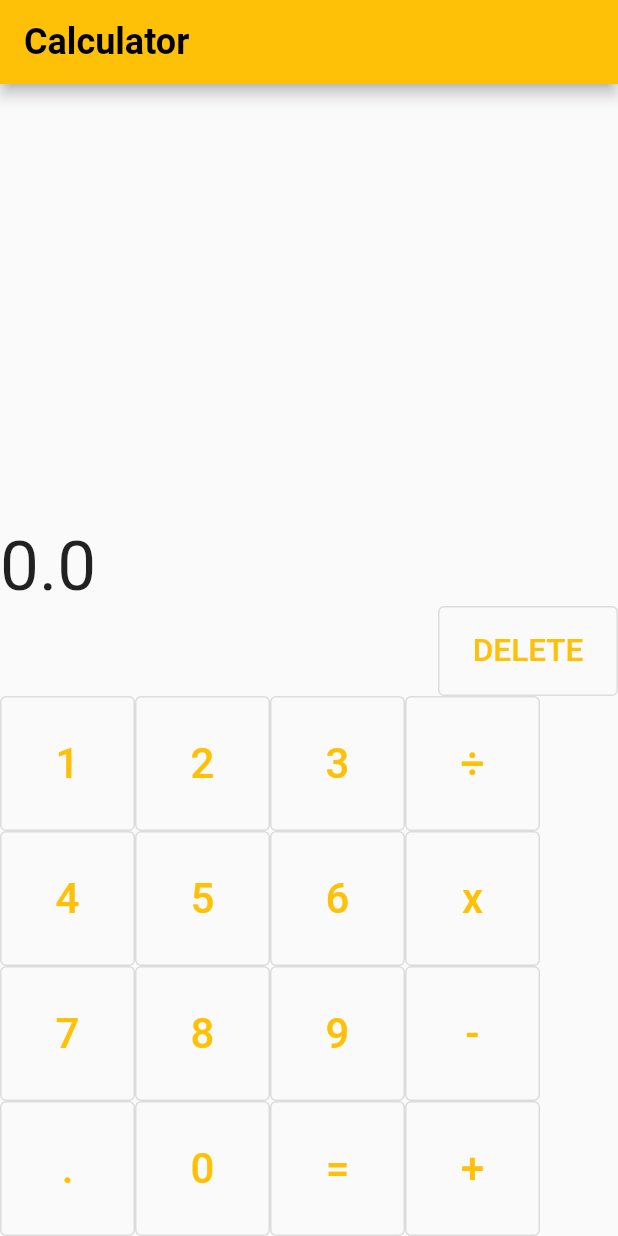
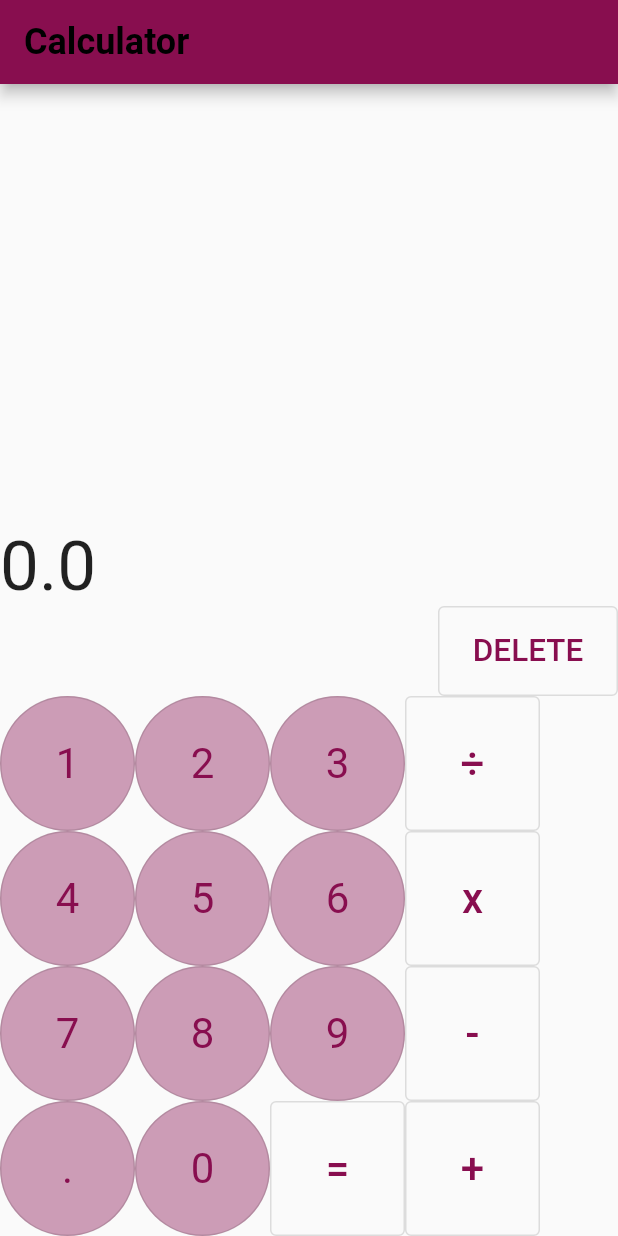
Before and after one commit to Domininiuk/Calculator, a Flutter app: the screen it shows after launch, on a phone screen of 412 x 824 dp. Run offline on Flutter 3.47's test engine with Material 2 defaults, Android fonts, the phone set to English and light mode, and no system bars; Roboto replaces fonts that are missing (Corben).

Commit message:
Trying new color schemes

```diff
--- a/lib/common/theme.dart
+++ b/lib/common/theme.dart
@@ -1,12 +1,22 @@
 import 'package:flutter/material.dart';
 
 
-
+Map<int, Color> color ={50:Color.fromRGBO(136,14,79, .1),100:Color.fromRGBO(136,14,79, .2),200:Color.fromRGBO(136,14,79, .3),300:Color.fromRGBO(136,14,79, .4),400:Color.fromRGBO(136,14,79, .5),500:Color.fromRGBO(136,14,79, .6),600:Color.fromRGBO(136,14,79, .7),700:Color.fromRGBO(136,14,79, .8),800:Color.fromRGBO(136,14,79, .9),900:Color.fromRGBO(136,14,79, 1),};
+MaterialColor colorCustom = MaterialColor(0xFF880E4F, color);
 final appTheme = ThemeData(
-    primarySwatch: Colors.amber,
+    primarySwatch: colorCustom,
     textTheme: const TextTheme(
         headline1: TextStyle(
             fontFamily: 'Corben',
             fontWeight: FontWeight.w700,
             fontSize: 24,
             color: Colors.black)));
+
+
+final operandButtonTheme = OutlinedButton.styleFrom( shape: RoundedRectangleBorder(
+  borderRadius: BorderRadius.circular(50)
+),
+    textStyle: TextStyle(
+      color: Colors.grey
+    ),
+    backgroundColor: color[300]);
--- a/lib/screens/calculator.dart
+++ b/lib/screens/calculator.dart
@@ -3,6 +3,8 @@ import 'package:calculator/models/calculations.dart';
 import 'package:flutter/material.dart';
 import 'package:provider/provider.dart';
 import 'package:provider/src/provider.dart';
+
+import '../common/theme.dart';
 
 class Calculator extends StatelessWidget {
   const Calculator({Key? key}) : super(key: key);
@@ -15,17 +17,16 @@ class Calculator extends StatelessWidget {
           'Calculator',
           style: Theme.of(context).textTheme.headline1,
         )),
-        body: _Operands());
+        body: _Calculator());
   }
 }
 
-class _Operands extends StatelessWidget {
+class _Calculator extends StatelessWidget {
   @override
   Widget build(BuildContext context) {
     return Container(
       child:
           Column(mainAxisAlignment: MainAxisAlignment.end, children: <Widget>[
-
         Row(
           children: [
             Consumer<CalculationsModel>(
@@ -33,8 +34,11 @@ class _Operands extends StatelessWidget {
               return Expanded(
                 child: Visibility(
                   visible: !context.read<CalculationsModel>().isFinished,
-                  child: Text(context.read<CalculationsModel>().result.toString(),
-                  textScaleFactor: 3.3,),
+                  child: Text(
+                    context.read<CalculationsModel>().result.toString(),
+                    textScaleFactor: 3.3,
+                    style: TextStyle(),
+                  ),
                 ),
               );
             })
@@ -48,13 +52,16 @@ class _Operands extends StatelessWidget {
                   child: Text(
                 context.read<CalculationsModel>().actionsString.toString(),
                 textScaleFactor: 3.0,
+                style: TextStyle(
+                  color: Colors.black.withOpacity(0.5),
+                ),
               ));
             }),
             SizedBox(
               height: 60.0,
               width: 120.0,
               child: OutlinedButton(
-                child: Text(
+                child: const Text(
                   'DELETE',
                   textScaleFactor: 1.5,
                 ),
@@ -71,6 +78,7 @@ class _Operands extends StatelessWidget {
               height: 90.0,
               width: 90.0,
               child: OutlinedButton(
+                  style: operandButtonTheme,
                   child: Text(
                     '1',
                     textScaleFactor: 2.0,
@@ -83,6 +91,7 @@ class _Operands extends StatelessWidget {
               height: 90.0,
               width: 90.0,
               child: OutlinedButton(
+                style: operandButtonTheme,
                 child: Text(
                   '2',
                   textScaleFactor: 2.0,
@@ -96,6 +105,7 @@ class _Operands extends StatelessWidget {
               height: 90.0,
               width: 90.0,
               child: OutlinedButton(
+                style: operandButtonTheme,
                 child: Text(
                   '3',
                   textScaleFactor: 2.0,
@@ -126,6 +136,7 @@ class _Operands extends StatelessWidget {
               height: 90.0,
               width: 90.0,
               child: OutlinedButton(
+                style: operandButtonTheme,
                 child: Text(
                   '4',
                   textScaleFactor: 2.0,
@@ -139,6 +150,7 @@ class _Operands extends StatelessWidget {
               height: 90.0,
               width: 90.0,
               child: OutlinedButton(
+                style: operandButtonTheme,
                 child: Text(
                   '5',
                   textScaleFactor: 2.0,
@@ -152,6 +164,7 @@ class _Operands extends StatelessWidget {
               height: 90.0,
               width: 90.0,
               child: OutlinedButton(
+                style: operandButtonTheme,
                 child: Text(
                   '6',
                   textScaleFactor: 2.0,
@@ -182,6 +195,7 @@ class _Operands extends StatelessWidget {
               height: 90.0,
               width: 90.0,
               child: OutlinedButton(
+                style: operandButtonTheme,
                 child: Text(
                   '7',
                   textScaleFactor: 2.0,
@@ -195,6 +209,7 @@ class _Operands extends StatelessWidget {
               height: 90.0,
               width: 90.0,
               child: OutlinedButton(
+                style: operandButtonTheme,
                 child: Text(
                   '8',
                   textScaleFactor: 2.0,
@@ -208,6 +223,7 @@ class _Operands extends StatelessWidget {
               height: 90.0,
               width: 90.0,
               child: OutlinedButton(
+                style: operandButtonTheme,
                 child: Text(
                   '9',
                   textScaleFactor: 2.0,
@@ -238,6 +254,7 @@ class _Operands extends StatelessWidget {
               height: 90.0,
               width: 90.0,
               child: OutlinedButton(
+                style: operandButtonTheme,
                 child: Text(
                   '.',
                   textScaleFactor: 2.0,
@@ -251,6 +268,7 @@ class _Operands extends StatelessWidget {
               height: 90.0,
               width: 90.0,
               child: OutlinedButton(
+                style: operandButtonTheme,
                 child: Text(
                   '0',
                   textScaleFactor: 2.0,
```
